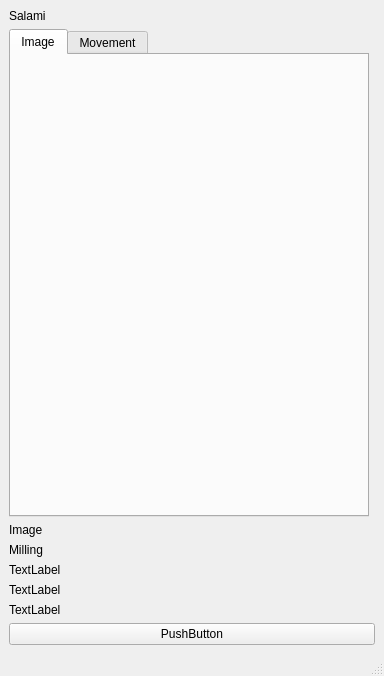
The window that salami/ui/qt/SalamiUI.ui (DeMarcoLab/salami) describes before a commit, drawn with Qt 5.
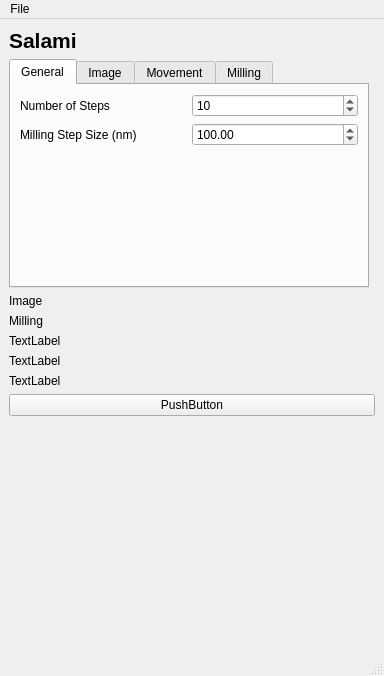
The same window after the commit.

Commit message: salami speedrun any%

```diff
--- a/salami/ui/qt/SalamiUI.ui
+++ b/salami/ui/qt/SalamiUI.ui
@@ -15,13 +15,6 @@
   </property>
   <widget class="QWidget" name="centralwidget">
    <layout class="QGridLayout" name="gridLayout">
-    <item row="7" column="0">
-     <widget class="QLabel" name="label_6">
-      <property name="text">
-       <string>TextLabel</string>
-      </property>
-     </widget>
-    </item>
     <item row="8" column="0">
      <widget class="QLabel" name="label_7">
       <property name="text">
@@ -29,24 +22,17 @@
       </property>
      </widget>
     </item>
-    <item row="5" column="0" colspan="2">
-     <widget class="QLabel" name="label_3">
-      <property name="text">
-       <string>Milling</string>
+    <item row="0" column="0" colspan="2">
+     <widget class="QLabel" name="label">
+      <property name="font">
+       <font>
+        <pointsize>16</pointsize>
+        <weight>75</weight>
+        <bold>true</bold>
+       </font>
       </property>
-     </widget>
-    </item>
-    <item row="9" column="0" colspan="2">
-     <widget class="QPushButton" name="pushButton">
       <property name="text">
-       <string>PushButton</string>
-      </property>
-     </widget>
-    </item>
-    <item row="2" column="0" colspan="2">
-     <widget class="QLabel" name="label_2">
-      <property name="text">
-       <string>Image</string>
+       <string>Salami</string>
       </property>
      </widget>
     </item>
@@ -64,6 +50,66 @@
       <property name="tabBarAutoHide">
        <bool>false</bool>
       </property>
+      <widget class="QWidget" name="general">
+       <attribute name="title">
+        <string>General</string>
+       </attribute>
+       <layout class="QGridLayout" name="gridLayout_2">
+        <item row="1" column="1">
+         <widget class="QDoubleSpinBox" name="doubleSpinBox_milling_step_size">
+          <property name="maximum">
+           <double>5000.000000000000000</double>
+          </property>
+          <property name="singleStep">
+           <double>1.000000000000000</double>
+          </property>
+          <property name="value">
+           <double>100.000000000000000</double>
+          </property>
+         </widget>
+        </item>
+        <item row="0" column="1">
+         <widget class="QSpinBox" name="spinBox_n_steps">
+          <property name="minimum">
+           <number>1</number>
+          </property>
+          <property name="maximum">
+           <number>10000</number>
+          </property>
+          <property name="value">
+           <number>10</number>
+          </property>
+         </widget>
+        </item>
+        <item row="0" column="0">
+         <widget class="QLabel" name="label_n_steps">
+          <property name="text">
+           <string>Number of Steps</string>
+          </property>
+         </widget>
+        </item>
+        <item row="1" column="0">
+         <widget class="QLabel" name="label_milling_step_size">
+          <property name="text">
+           <string>Milling Step Size (nm)</string>
+          </property>
+         </widget>
+        </item>
+        <item row="2" column="0" colspan="2">
+         <spacer name="verticalSpacer_2">
+          <property name="orientation">
+           <enum>Qt::Vertical</enum>
+          </property>
+          <property name="sizeHint" stdset="0">
+           <size>
+            <width>20</width>
+            <height>40</height>
+           </size>
+          </property>
+         </spacer>
+        </item>
+       </layout>
+      </widget>
       <widget class="QWidget" name="imaging">
        <attribute name="title">
         <string>Image</string>
@@ -76,6 +122,26 @@
        </attribute>
        <layout class="QGridLayout" name="gridLayout_movement_tab"/>
       </widget>
+      <widget class="QWidget" name="milling">
+       <attribute name="title">
+        <string>Milling</string>
+       </attribute>
+       <layout class="QGridLayout" name="gridLayout_milling_tab"/>
+      </widget>
+     </widget>
+    </item>
+    <item row="5" column="0" colspan="2">
+     <widget class="QLabel" name="label_3">
+      <property name="text">
+       <string>Milling</string>
+      </property>
+     </widget>
+    </item>
+    <item row="9" column="0" colspan="2">
+     <widget class="QPushButton" name="pushButton">
+      <property name="text">
+       <string>PushButton</string>
+      </property>
      </widget>
     </item>
     <item row="6" column="0">
@@ -85,13 +151,33 @@
       </property>
      </widget>
     </item>
-    <item row="0" column="0" colspan="2">
-     <widget class="QLabel" name="label">
+    <item row="2" column="0" colspan="2">
+     <widget class="QLabel" name="label_2">
       <property name="text">
-       <string>Salami</string>
+       <string>Image</string>
       </property>
      </widget>
     </item>
+    <item row="7" column="0">
+     <widget class="QLabel" name="label_6">
+      <property name="text">
+       <string>TextLabel</string>
+      </property>
+     </widget>
+    </item>
+    <item row="10" column="0">
+     <spacer name="verticalSpacer">
+      <property name="orientation">
+       <enum>Qt::Vertical</enum>
+      </property>
+      <property name="sizeHint" stdset="0">
+       <size>
+        <width>20</width>
+        <height>40</height>
+       </size>
+      </property>
+     </spacer>
+    </item>
    </layout>
   </widget>
   <widget class="QMenuBar" name="menubar">
@@ -103,6 +189,12 @@
      <height>21</height>
     </rect>
    </property>
+   <widget class="QMenu" name="menuFile">
+    <property name="title">
+     <string>File</string>
+    </property>
+   </widget>
+   <addaction name="menuFile"/>
   </widget>
   <widget class="QStatusBar" name="statusbar"/>
  </widget>
```
The commit also changes 2 other files.
